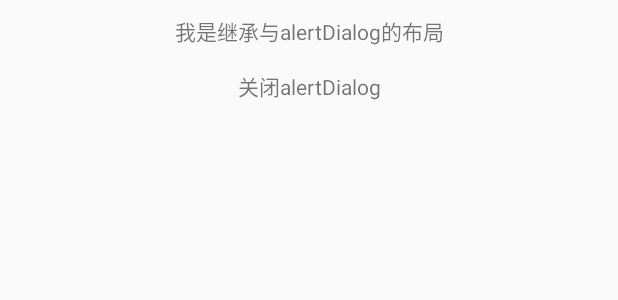
After one commit to HaoPz/MyDemo, an Android app: the layout my_dialog_extend.xml on its own in the app's theme, with its tools: preview values and no code run, on a phone screen of 412 x 824 dp. The commit adds this screen. Shown: the top 300 px of the screen. Run offline under Robolectric (Android 15) with nearby library versions, the phone set to English and light mode, and no system bars.

Commit message:
添加了自定义对话框(2种，一种extent,另一个根据window)

```diff
--- /dev/null
+++ b/src/main/res/layout/my_dialog_extend.xml
@@ -0,0 +1,22 @@
+<?xml version="1.0" encoding="utf-8"?>
+<LinearLayout xmlns:android="http://schemas.android.com/apk/res/android"
+    android:layout_width="match_parent"
+    android:layout_height="match_parent"
+    android:orientation="vertical">
+
+    <TextView
+
+        android:layout_width="match_parent"
+        android:layout_height="wrap_content"
+        android:gravity="center"
+        android:padding="10dp"
+        android:text="我是继承与alertDialog的布局" />
+
+    <TextView
+        android:id="@+id/close"
+        android:layout_width="match_parent"
+        android:layout_height="wrap_content"
+        android:gravity="center"
+        android:padding="5dp"
+        android:text="关闭alertDialog" />
+</LinearLayout>
```
Also changed, not shown: src/main/java/com/mydemo/SystemDialog/MyDialog.java (added, +24 -0 lines), src/main/java/com/mydemo/SystemDialog/MyDialogExtendDialog.java (added, +63 -0 lines), src/main/java/com/mydemo/SystemDialog/SystemDialogActivity.java (+49 -2 lines), src/main/res/layout/activity_system_dialog_list.xml (+9 -1 lines), src/main/res/layout/my_dialog.xml (added, +21 -0 lines).
